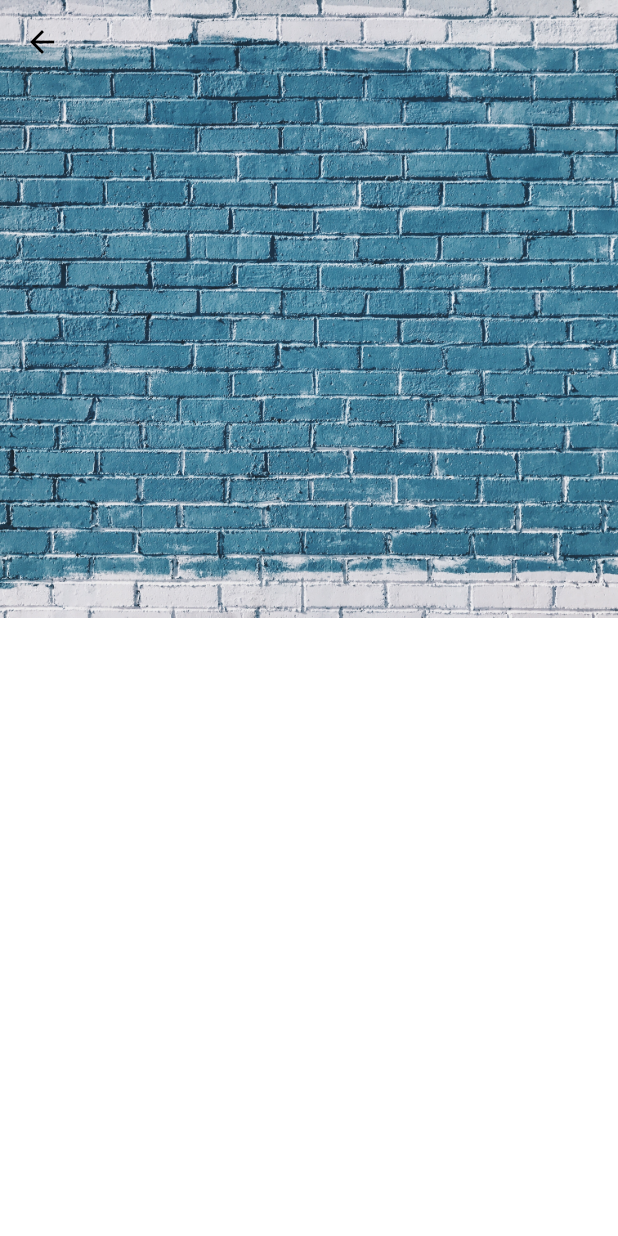
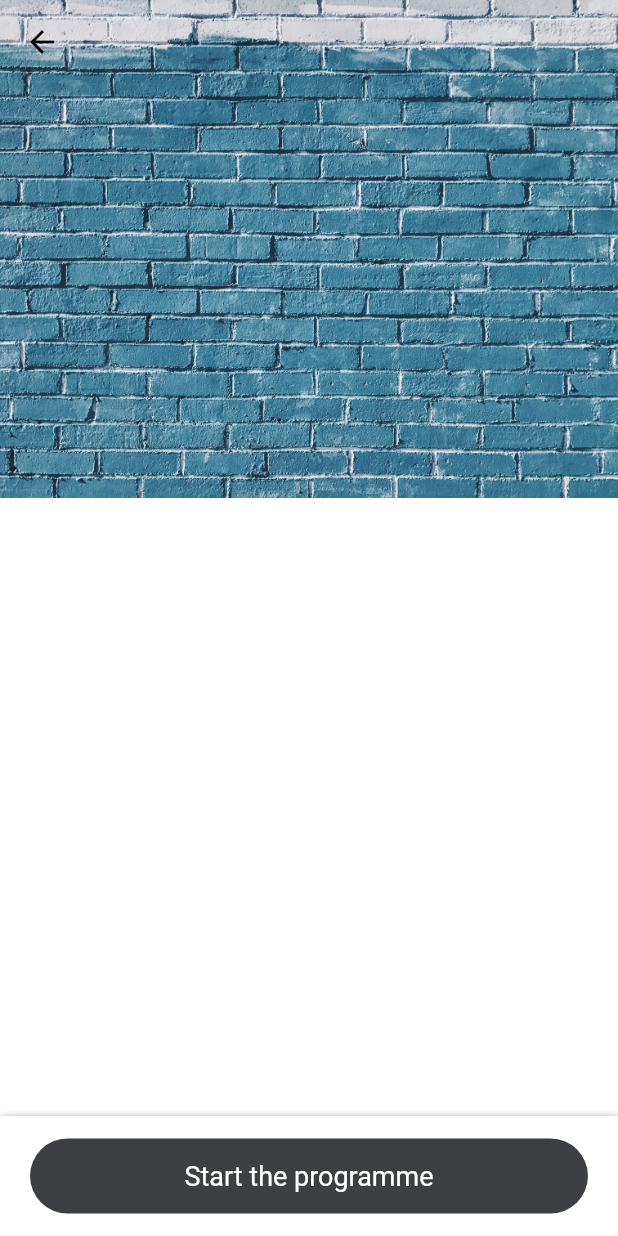
Before and after one commit to mt-tadayon/evermind_exercise, a Flutter app: the screen it shows after launch, after a tap on "7 days programme", on a phone screen of 412 x 824 dp. Run offline on Flutter 3.47's test engine with Material 2 defaults, Android fonts, the phone set to English and light mode, and no system bars; our stand-ins replace google_fonts.

Commit message:
Complete BottomNavigationBar for the program_screen

```diff
--- a/lib/screen/program_screen.dart
+++ b/lib/screen/program_screen.dart
@@ -13,29 +13,56 @@ class ProgramScreen extends StatelessWidget {
       body: Stack(
         children: [
           Container(
-            height: MediaQuery.of(context).size.height/2,
+            height: MediaQuery.of(context).size.height / 2,
             decoration: BoxDecoration(
-              image: DecorationImage(image: AssetImage(backgroundCardImage), fit: BoxFit.cover)
-            ),
+                image: DecorationImage(
+                    image: AssetImage(backgroundCardImage), fit: BoxFit.cover)),
           ),
           Positioned(
             child: AppBar(
               backgroundColor: Colors.transparent,
               elevation: 0,
-                leading: IconButton(
-                  icon: Icon(Icons.arrow_back, color: Colors.black),
-                  onPressed: () => Navigator.of(context).pop(),
-                ),
+              leading: IconButton(
+                icon: Icon(Icons.arrow_back, color: Colors.black),
+                onPressed: () => Navigator.of(context).pop(),
+              ),
             ),
           ),
           Align(
             alignment: Alignment.bottomCenter,
             child: Container(
-              height: MediaQuery.of(context).size.height/2,
+              height: MediaQuery.of(context).size.height / 2,
               color: const Color(0xFFFFFFFF),
             ),
-          )
+          ),
         ],
+      ),
+      bottomNavigationBar: Container(
+        height: 80,
+        decoration: BoxDecoration(color: Colors.white, boxShadow: [
+          BoxShadow(
+              color: const Color(0xFF000000),
+              offset: Offset(1, 3),
+              blurRadius: 5)
+        ]),
+        child: Padding(
+          padding: const EdgeInsets.symmetric(horizontal: 20.0, vertical: 15.0),
+          child: Container(
+            decoration: BoxDecoration(
+              color: const Color(0xFF3E3F43),
+              borderRadius: BorderRadius.all(
+                Radius.circular(50.0),
+              ),
+            ),
+            child: Center(
+              child: Text(
+                'Start the programme',
+                style:
+                    TextStyle(color: const Color(0xFFFFFFFF), fontSize: 18),
+              ),
+            ),
+          ),
+        ),
       ),
     );
   }
```
